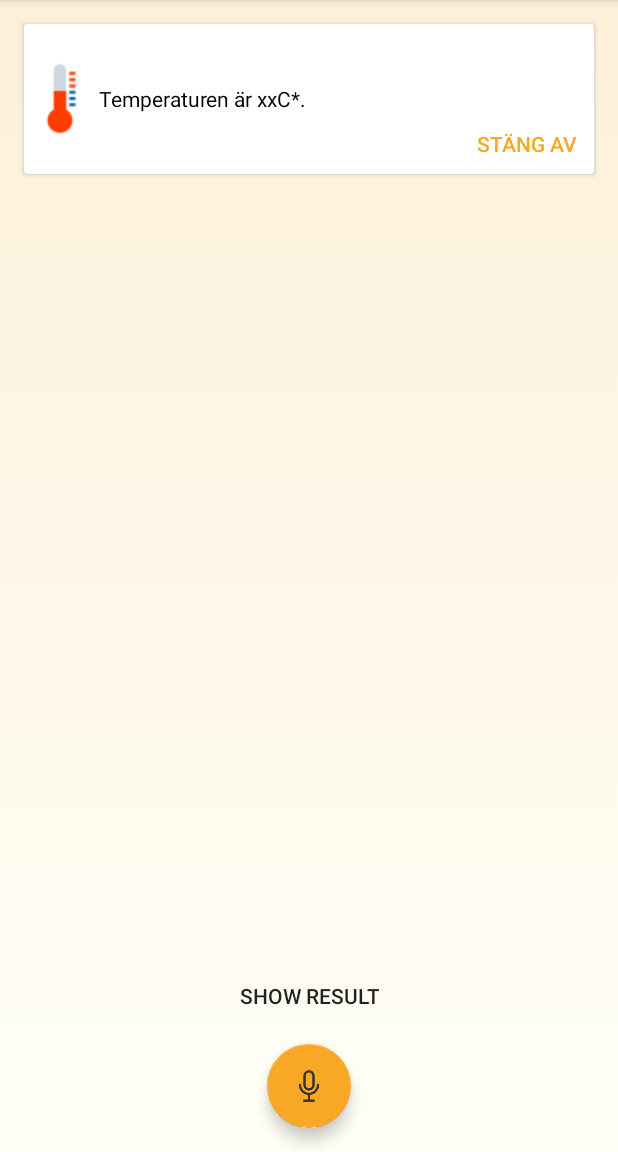
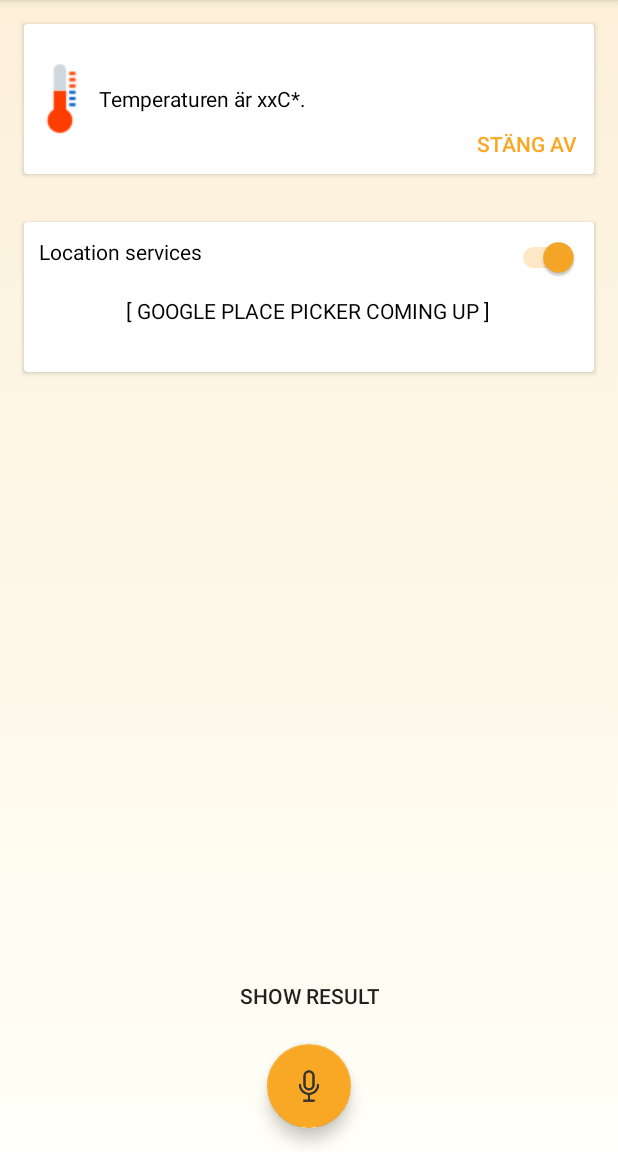
Before and after one commit to loafalkman/MasterMcVoiceIt, an Android app: the screen it shows after launch (MainActivity), on a phone screen of 412 x 824 dp, the part 84-1236 px from its top. Run offline under Robolectric (Android 15) with nearby library versions, the phone set to English and light mode, and no system bars.

Commit message:
CardView with Switch for location service

```diff
--- a/app/src/main/java/se/su/dsv/mastermcvoiceit/MainActivity.java
+++ b/app/src/main/java/se/su/dsv/mastermcvoiceit/MainActivity.java
@@ -13,7 +13,9 @@ import android.os.Bundle;
 import android.support.v7.widget.Toolbar;
 import android.util.Log;
 import android.view.View;
+import android.widget.CompoundButton;
 import android.widget.FrameLayout;
+import android.widget.Switch;
 import android.widget.TextView;
 import android.widget.Toast;
 
@@ -41,7 +43,13 @@ public class MainActivity extends AppCompatActivity implements RecognitionListen
     Location homeLocation; // TEMP
 
     FrameLayout tmpContainer;
+    FrameLayout locContainer;
     View tempSkeleton;
+    View locSkeleton;
+    Switch simpleSwitch;
+
+
+
 
     @Override
     protected void onCreate(Bundle savedInstanceState) {
@@ -51,9 +59,8 @@ public class MainActivity extends AppCompatActivity implements RecognitionListen
         createHomeLocation();
         locationService = new Intent(this, LocationService.class);
 
-        tmpContainer = (FrameLayout) findViewById(R.id.framelayout_main_tmpcommandcontainer);
-        tempSkeleton = getLayoutInflater().inflate(R.layout.item_commandhistory_temp, null);
-        tmpContainer.addView(tempSkeleton);
+        initializeTempContainer();
+        initializeLocationsContainer();
 
         Toolbar myToolbar = (Toolbar) findViewById(R.id.my_toolbar);
         setSupportActionBar(myToolbar);
@@ -63,6 +70,30 @@ public class MainActivity extends AppCompatActivity implements RecognitionListen
         recognizerIntent = new Intent(RecognizerIntent.ACTION_RECOGNIZE_SPEECH);
 
         initCommands();
+    }
+
+    public void initializeTempContainer() {
+        tmpContainer = (FrameLayout) findViewById(R.id.framelayout_main_tmpcommandcontainer);
+        tempSkeleton = getLayoutInflater().inflate(R.layout.item_commandhistory_temp, null);
+        tmpContainer.addView(tempSkeleton);
+    }
+
+    public void initializeLocationsContainer() {
+        locContainer = (FrameLayout) findViewById(R.id.framelayout_main_locationservice);
+        locSkeleton = getLayoutInflater().inflate(R.layout.container_location_services, null);
+        locContainer.addView(locSkeleton);
+
+        simpleSwitch = (Switch) findViewById(R.id.location_switch);
+        simpleSwitch.setChecked(true);
+        simpleSwitch.setOnCheckedChangeListener(new CompoundButton.OnCheckedChangeListener() {
+            public void onCheckedChanged(CompoundButton buttonView, boolean isChecked) {
+                if (isChecked) {
+                    startService(locationService);
+                } else {
+                    stopService(locationService);
+                }
+            }
+        });
     }
 
 
--- a/app/src/main/java/se/su/dsv/mastermcvoiceit/gps/LocationService.java
+++ b/app/src/main/java/se/su/dsv/mastermcvoiceit/gps/LocationService.java
@@ -35,7 +35,7 @@ public class LocationService extends Service {
         locationManager = (LocationManager) getApplicationContext().getSystemService(Context.LOCATION_SERVICE);
 
         //noinspection MissingPermission
-        locationManager.requestLocationUpdates(LocationManager.GPS_PROVIDER, 5000, 0, locationListener);
+        locationManager.requestLocationUpdates(LocationManager.GPS_PROVIDER, 2000, 0, locationListener);
     }
 
     /**
@@ -76,7 +76,6 @@ public class LocationService extends Service {
         }
     }
 
-
     /**
      * A customixed LocationListener. When called by the CurrentLocationService,
      * it will create an Intent, put the current location inside it.
@@ -84,7 +83,6 @@ public class LocationService extends Service {
      * (AppActivity has got a inner BroadcastReceiver).
      */
     private class MyLocationListener implements LocationListener {
-
 
         /**
          * Called when the location has changed.
--- a/app/src/main/res/layout/activity_main.xml
+++ b/app/src/main/res/layout/activity_main.xml
@@ -19,6 +19,13 @@
 
     <android.support.v7.widget.CardView
         android:id="@+id/framelayout_main_tmpcommandcontainer"
+        android:layout_width="match_parent"
+        android:layout_height="100dp"
+        android:layout_margin="16dp" >
+    </android.support.v7.widget.CardView>
+
+    <android.support.v7.widget.CardView
+        android:id="@+id/framelayout_main_locationservice"
         android:layout_width="match_parent"
         android:layout_height="100dp"
         android:layout_margin="16dp" >
--- /dev/null
+++ b/app/src/main/res/layout/container_location_services.xml
@@ -0,0 +1,39 @@
+<?xml version="1.0" encoding="utf-8"?>
+<RelativeLayout xmlns:android="http://schemas.android.com/apk/res/android"
+    android:id="@+id/locations_relative_layout"
+    android:layout_width="wrap_content"
+    android:layout_height="match_parent"
+    android:padding="10dp" >
+
+    <TextView
+        android:id="@+id/textview_switch_label"
+        android:layout_width="wrap_content"
+        android:layout_height="wrap_content"
+        android:layout_alignParentStart="true"
+        android:text="Location services"
+        android:textColor="@android:color/black"
+        />
+
+    <Switch
+        android:id="@+id/location_switch"
+        android:layout_width="wrap_content"
+        android:layout_height="wrap_content"
+        android:layout_alignParentEnd="true"
+        />
+
+    <TextView
+        android:id="@+id/textview_locations_description"
+        android:layout_width="wrap_content"
+        android:layout_height="wrap_content"
+        android:text="[ GOOGLE PLACE PICKER COMING UP ]"
+        android:textColor="@android:color/black"
+        android:layout_below="@id/textview_switch_label"
+        android:layout_margin="20dp"
+        android:layout_centerHorizontal="true" />
+
+
+
+
+
+
+</RelativeLayout>
```
